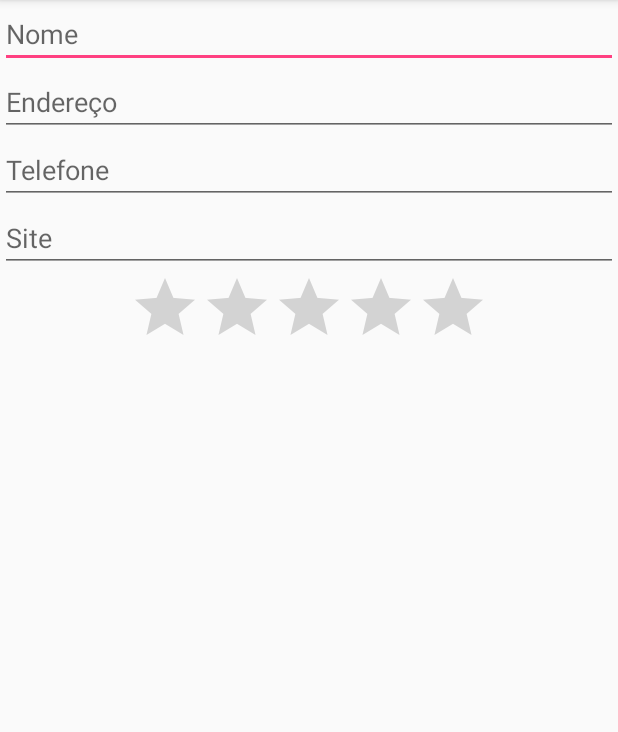
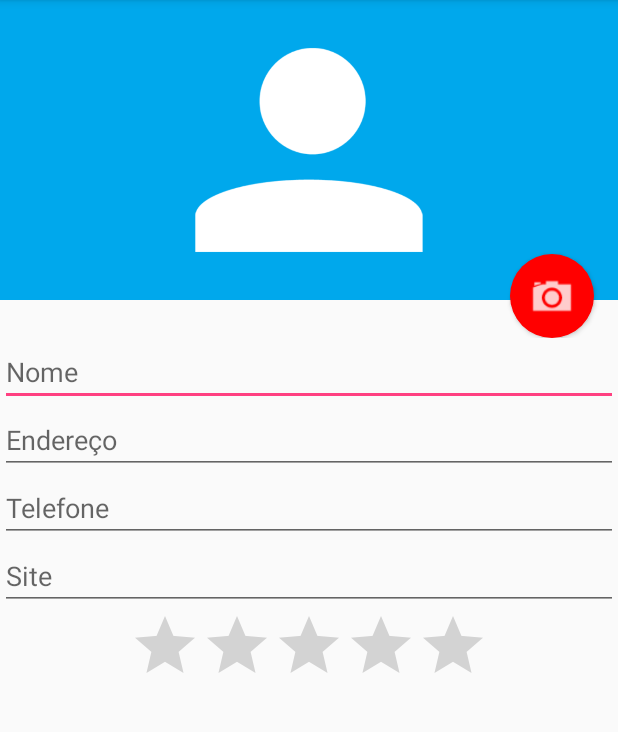
Before and after one commit to neyrpg/Agenda, an Android app: the FormularioActivity screen opened directly, with no data from a screen before it, on a phone screen of 412 x 824 dp, the part 84-816 px from its top. Run offline under Robolectric (Android 15) with nearby library versions, the light colour scheme and no system bars.

Commit message:
Novos recursos

```diff
--- a/app/src/main/java/br/com/giltech/agenda/FormularioActivity.java
+++ b/app/src/main/java/br/com/giltech/agenda/FormularioActivity.java
@@ -1,22 +1,33 @@
 package br.com.giltech.agenda;
 
 import android.content.Intent;
+import android.graphics.Bitmap;
+import android.graphics.BitmapFactory;
+import android.net.Uri;
+import android.provider.MediaStore;
+import android.support.v4.content.FileProvider;
 import android.support.v7.app.AppCompatActivity;
 import android.os.Bundle;
+import android.util.Log;
 import android.view.Menu;
 import android.view.MenuInflater;
 import android.view.MenuItem;
 import android.view.View;
 import android.widget.Button;
 import android.widget.EditText;
+import android.widget.ImageView;
 import android.widget.Toast;
+
+import java.io.File;
 
 import br.com.giltech.agenda.dao.AlunoDAO;
 import br.com.giltech.agenda.modelo.Aluno;
 
 public class FormularioActivity extends AppCompatActivity {
 
+    public static final int CAMERA_CAPTURA = 567;
     private FormularioHelper helper;
+    File newArquivo;
 
     @Override
     protected void onCreate(Bundle savedInstanceState) {
@@ -26,13 +37,40 @@ public class FormularioActivity extends AppCompatActivity {
         helper = new FormularioHelper(this);
 
         Intent intent = getIntent();
-        Aluno aluno = (Aluno) intent.getSerializableExtra("aluno");
+       final Aluno aluno = (Aluno) intent.getSerializableExtra("aluno");
 
         if(aluno != null){
             helper.preencheFormulario(aluno);
         }
+        Button botao = (Button) findViewById(R.id.formulario_botao_foto);
+        botao.setOnClickListener(new View.OnClickListener() {
+            @Override
+            public void onClick(View view) {
 
 
+                File imagePath = new File(FormularioActivity.this.getFilesDir(), "images");
+                if (!imagePath.exists()) imagePath.mkdirs();
+                newArquivo = new File(imagePath, System.currentTimeMillis()+".jpg");
+                Uri pathFotos = FileProvider.getUriForFile(FormularioActivity.this, "br.com.giltech.agenda.fileprovider", newArquivo); // a partir da api 22 é preciso utilizar fileprovider
+
+                Intent intentCamera = new Intent(MediaStore.ACTION_IMAGE_CAPTURE);
+                intentCamera.setFlags(Intent.FLAG_GRANT_READ_URI_PERMISSION);
+                intentCamera.putExtra(MediaStore.EXTRA_OUTPUT, pathFotos);
+                startActivityForResult(intentCamera, CAMERA_CAPTURA);
+            }
+        });
+    }
+
+    @Override
+    protected void onActivityResult(int requestCode, int resultCode, Intent data) {
+        if(resultCode == RESULT_OK && requestCode == CAMERA_CAPTURA){
+            ImageView foto = (ImageView) findViewById(R.id.formulario_imagem);
+            Bitmap bitmap = BitmapFactory.decodeFile(newArquivo.getAbsolutePath());
+            bitmap = Bitmap.createScaledBitmap(bitmap,300,300, true);
+            foto.setImageBitmap(bitmap);
+            foto.setScaleType(ImageView.ScaleType.FIT_XY);
+            foto.setTag(newArquivo.getAbsolutePath());
+        }
     }
 
     @Override
@@ -55,7 +93,6 @@ public class FormularioActivity extends AppCompatActivity {
                     dao.insere(aluno);
                 }
 
-
                 dao.close();
                 Toast.makeText(FormularioActivity.this, "Aluno " + aluno.getNome() + " salvo!", Toast.LENGTH_SHORT).show();
                 finish();
--- a/app/src/main/java/br/com/giltech/agenda/FormularioHelper.java
+++ b/app/src/main/java/br/com/giltech/agenda/FormularioHelper.java
@@ -1,6 +1,9 @@
 package br.com.giltech.agenda;
 
+import android.graphics.Bitmap;
+import android.graphics.BitmapFactory;
 import android.widget.EditText;
+import android.widget.ImageView;
 import android.widget.RatingBar;
 
 import br.com.giltech.agenda.modelo.Aluno;
@@ -12,6 +15,7 @@ public class FormularioHelper {
     private final EditText campoTelefone;
     private final EditText campoSite;
     private final RatingBar campoNota;
+    private final ImageView campoFoto;
 
     private Aluno aluno;
 
@@ -21,6 +25,7 @@ public class FormularioHelper {
         campoTelefone = (EditText) activity.findViewById(R.id.formulario_telefone);
         campoSite = (EditText) activity.findViewById(R.id.formulario_site);
         campoNota = (RatingBar) activity.findViewById(R.id.formulario_nota);
+        campoFoto = (ImageView) activity.findViewById(R.id.formulario_imagem);
         aluno = new Aluno();
     }
 
@@ -30,7 +35,7 @@ public class FormularioHelper {
         aluno.setTelefone(campoTelefone.getText().toString());
         aluno.setSite(campoSite.getText().toString());
         aluno.setNota(Double.valueOf(campoNota.getProgress()));
-
+        aluno.setFoto((String)campoFoto.getTag());
         return aluno;
     }
 
@@ -40,6 +45,13 @@ public class FormularioHelper {
         campoTelefone.setText(aluno.getTelefone());
         campoSite.setText(aluno.getSite());
         campoNota.setProgress(aluno.getNota().intValue());
+        if (aluno.getFoto() != null){
+            Bitmap bitmap = BitmapFactory.decodeFile(aluno.getFoto());
+            bitmap = Bitmap.createScaledBitmap(bitmap,300,300, true);
+            campoFoto.setImageBitmap(bitmap);
+            campoFoto.setScaleType(ImageView.ScaleType.FIT_XY);
+        }
+
         this.aluno = aluno;
     }
 }
--- /dev/null
+++ b/app/src/main/res/drawable/fundocamera.xml
@@ -0,0 +1,16 @@
+<?xml version="1.0" encoding="utf-8"?>
+
+<layer-list xmlns:android="http://schemas.android.com/apk/res/android">
+    <item>
+        <shape android:shape="oval">
+            <solid android:color="#ff0000" />
+            <padding
+                android:bottom="10dp"
+                android:left="10dp"
+                android:right="10dp"
+                android:top="10dp" />
+        </shape>
+    </item>
+    <item android:drawable="@drawable/ic_camera" />
+
+</layer-list>
--- a/app/src/main/res/layout/activity_formulario.xml
+++ b/app/src/main/res/layout/activity_formulario.xml
@@ -7,6 +7,24 @@
         android:layout_height="match_parent"
         android:orientation="vertical">
 
+        <RelativeLayout
+            android:layout_width="match_parent"
+            android:layout_height="225dp">
+            <ImageView android:id="@+id/formulario_imagem"
+                android:layout_width="match_parent"
+                android:layout_height="200dp"
+                android:src="@drawable/person"
+                android:background="#00a8ec"
+                />
+            <Button android:id="@+id/formulario_botao_foto"
+                android:layout_width="56dp"
+                android:layout_height="56dp"
+                android:background="@drawable/fundocamera"
+                android:layout_alignParentBottom="true"
+                android:layout_alignParentRight="true"
+                android:layout_marginRight="16dp"
+                />
+        </RelativeLayout>
         <EditText
             android:layout_width="match_parent"
             android:layout_height="wrap_content"
--- /dev/null
+++ b/app/src/main/res/xml/provider_paths.xml
@@ -0,0 +1,4 @@
+<?xml version="1.0" encoding="utf-8"?>
+<paths xmlns:android="http://schemas.android.com/apk/res/android">
+    <files-path name="my_images" path="images/"/>
+</paths>
```
Also changed, not shown: app/src/main/AndroidManifest.xml (+9 -0 lines), app/src/main/java/br/com/giltech/agenda/dao/AlunoDAO.java (+7 -4 lines), app/src/main/java/br/com/giltech/agenda/modelo/Aluno.java (+8 -0 lines).
